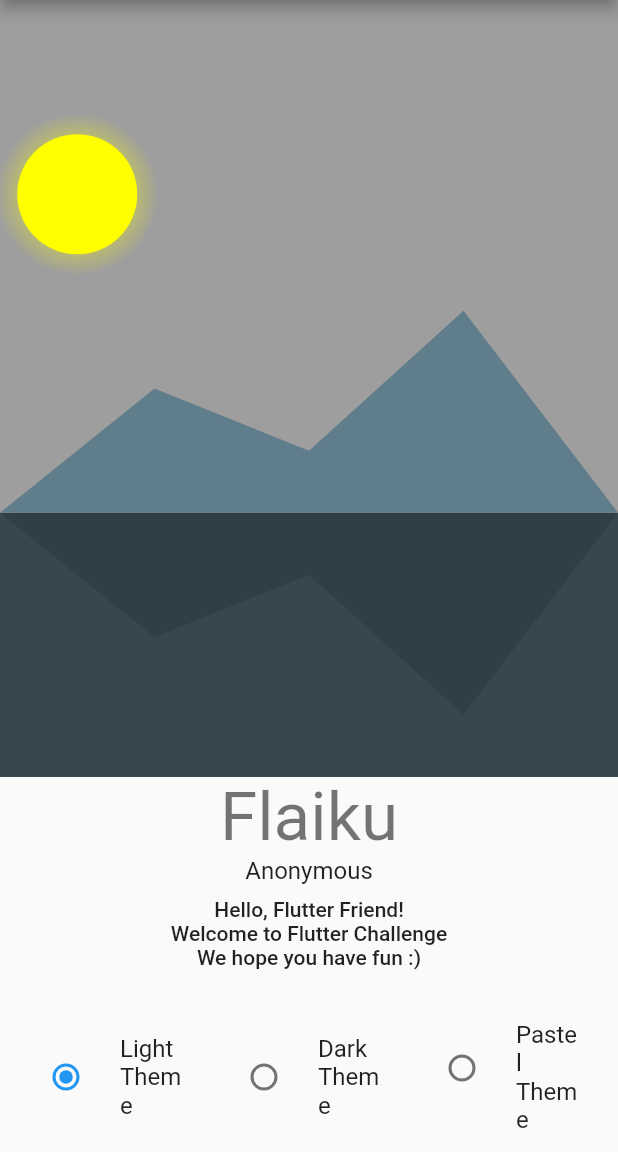
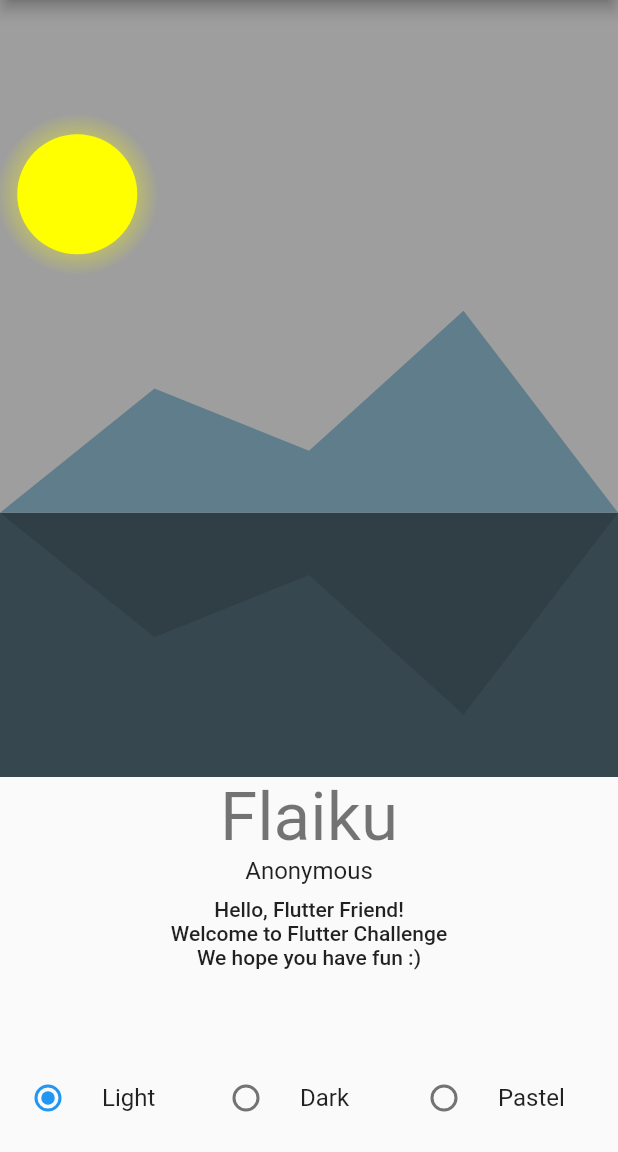
Before and after one commit to Flutter-Challenge/mini_challenge_1_starter_app, a Flutter app: the screen it shows after launch, on a phone screen of 412 x 824 dp, the part 84-1236 px from its top. Run offline on Flutter 3.47's test engine with Material 2 defaults, Android fonts, the phone set to English and light mode, and no system bars.

Commit message:
tweak radiolisttile padding and add related todo, add screenshot

```diff
--- a/lib/scenery.dart
+++ b/lib/scenery.dart
@@ -50,9 +50,10 @@ class _SceneryState extends State<Scenery> {
                 child: Row(
                   children: <Widget>[
                     Expanded(
-                      //todo(you) Which textStyle is used for the RadioListTile title text? Can you put it in your theme?
+                      //todo(you) Can you put the RadioListTile contentPadding in a theme?
                       child: RadioListTile<ThemeType>(
-                        title: const Text('Light Theme'),
+                        contentPadding: EdgeInsets.symmetric(horizontal: 4),
+                        title: const Text('Light'),
                         groupValue: myTheme.currentTheme,
                         value: ThemeType.Light,
                         onChanged: (ThemeType? type) => myTheme.setThemeType(ThemeType.Light),
@@ -60,7 +61,8 @@ class _SceneryState extends State<Scenery> {
                     ),
                     Expanded(
                       child: RadioListTile<ThemeType>(
-                        title: const Text('Dark Theme'),
+                        contentPadding: EdgeInsets.symmetric(horizontal: 4),
+                        title: const Text('Dark'),
                         groupValue: myTheme.currentTheme,
                         value: ThemeType.Dark,
                         onChanged: (ThemeType? type) => myTheme.setThemeType(ThemeType.Dark),
@@ -68,7 +70,8 @@ class _SceneryState extends State<Scenery> {
                     ),
                     Expanded(
                       child: RadioListTile<ThemeType>(
-                        title: const Text('Pastel Theme'),
+                        contentPadding: EdgeInsets.symmetric(horizontal: 4),
+                        title: const Text('Pastel'),
                         groupValue: myTheme.currentTheme,
                         value: ThemeType.Pastel,
                         onChanged: (ThemeType? type) => myTheme.setThemeType(ThemeType.Pastel),
```
Also changed, not shown: assets/starter_screenshot.png (added).
